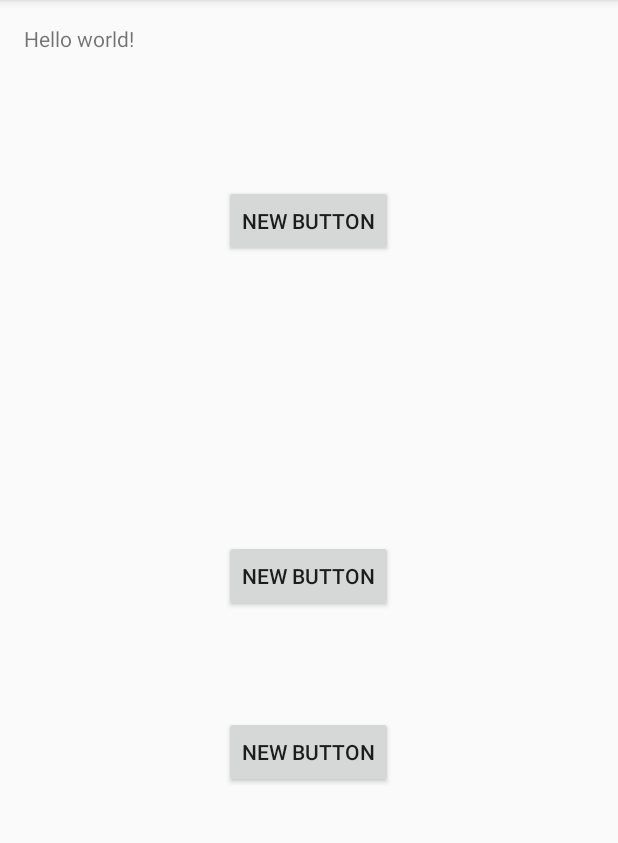
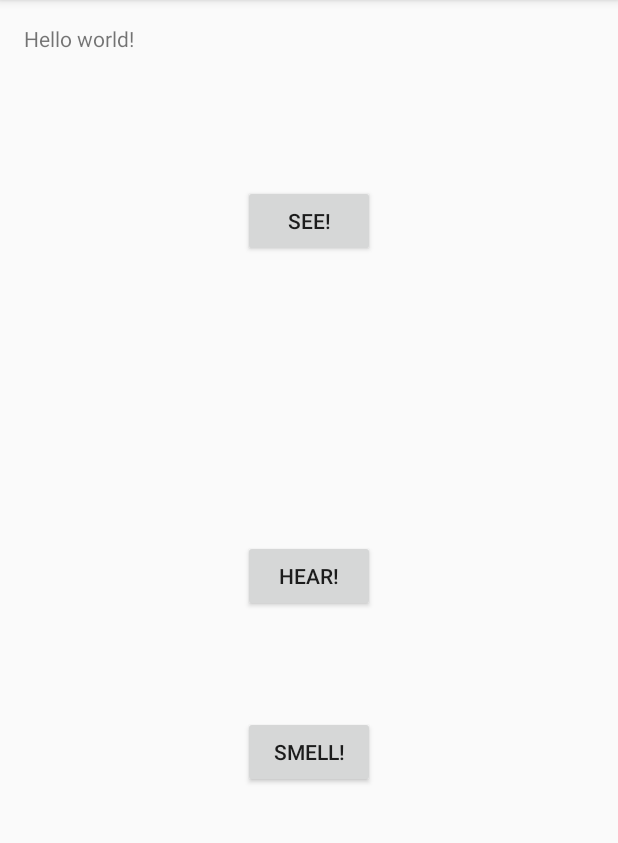
Before and after one commit to crimzonrayne/HelloStudio, an Android app: the screen it shows after launch (MyActivity), on a phone screen of 412 x 824 dp, the part 84-927 px from its top. Run offline under Robolectric (Android 15) with nearby library versions, the phone set to English and light mode, and no system bars.

```diff
--- a/app/src/main/res/layout/activity_my.xml
+++ b/app/src/main/res/layout/activity_my.xml
@@ -17,8 +17,8 @@
     <Button
         android:layout_width="wrap_content"
         android:layout_height="wrap_content"
-        android:text="New Button"
-        android:id="@+id/button"
+        android:text="See!"
+        android:id="@+id/see-button"
         android:layout_below="@+id/textView"
         android:layout_centerHorizontal="true"
         android:layout_marginTop="88dp" />
@@ -26,17 +26,17 @@
     <Button
         android:layout_width="wrap_content"
         android:layout_height="wrap_content"
-        android:text="New Button"
-        android:id="@+id/button2"
+        android:text="Hear!"
+        android:id="@+id/hear-buton"
         android:layout_centerVertical="true"
         android:layout_centerHorizontal="true" />
 
     <Button
         android:layout_width="wrap_content"
         android:layout_height="wrap_content"
-        android:text="New Button"
-        android:id="@+id/button3"
-        android:layout_below="@+id/button2"
+        android:text="Smell!"
+        android:id="@+id/smell-button"
+        android:layout_below="@+id/hear-buton"
         android:layout_centerHorizontal="true"
         android:layout_marginTop="69dp" />
 
```
Also changed, not shown: app/src/main/java/com/teampopsicle/android/hellostudio/HearActivity.java (added, +19 -0 lines), app/src/main/java/com/teampopsicle/android/hellostudio/SeeActivity.java (added, +19 -0 lines), app/src/main/res/layout/activity_hear.xml (added, +7 -0 lines), app/src/main/res/layout/activity_see.xml (added, +7 -0 lines).
